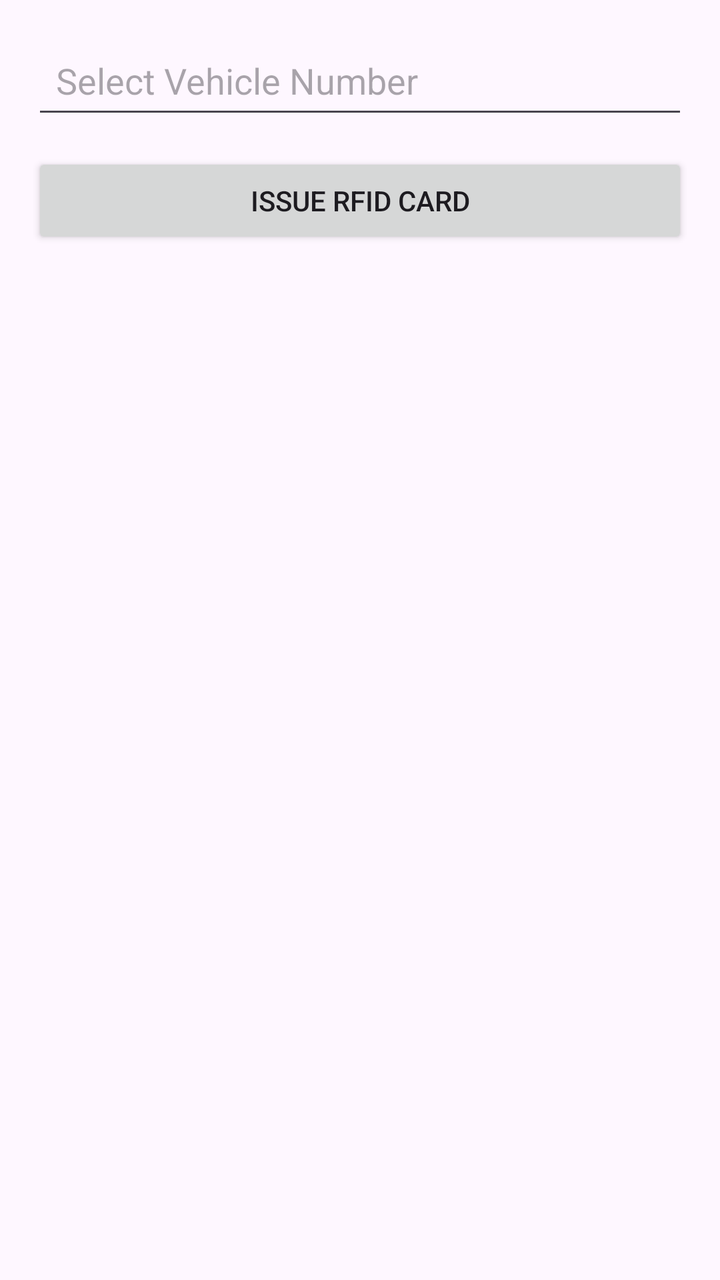
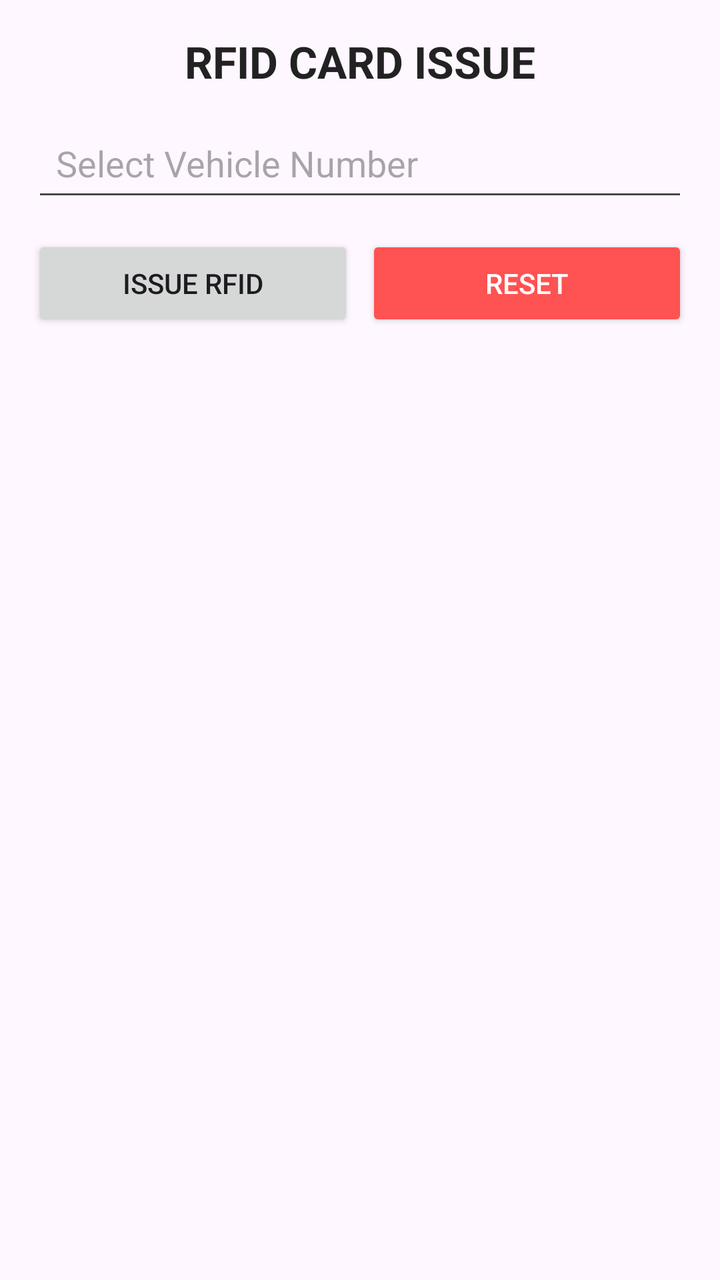

Two renders of the same Android screen: before a commit and after it. Below are the layout's source before the change and the commit's diff.
<!-- AndroidManifest.xml: application theme Theme.Rfid -->
<!-- res/layout/activity_issue_rfid.xml -->
<?xml version="1.0" encoding="utf-8"?>
<ScrollView xmlns:android="http://schemas.android.com/apk/res/android"
    android:layout_width="match_parent"
    android:layout_height="match_parent"
    android:padding="16dp">

    <LinearLayout
        android:layout_width="match_parent"
        android:layout_height="wrap_content"
        android:orientation="vertical">

        <AutoCompleteTextView
            android:id="@+id/etVehicleNo"
            android:layout_width="match_parent"
            android:layout_height="wrap_content"
            android:hint="Select Vehicle Number"
            android:padding="12dp"
          />

        <androidx.cardview.widget.CardView
            android:id="@+id/cardDetails"
            android:layout_width="match_parent"
            android:layout_height="wrap_content"
            android:layout_marginTop="12dp"
            android:visibility="gone"
            android:elevation="6dp">

            <LinearLayout
                android:layout_width="match_parent"
                android:layout_height="wrap_content"
                android:orientation="vertical"
                android:padding="12dp">

                <TextView android:id="@+id/tvOwner" android:layout_height="wrap_content" android:layout_width="wrap_content"/>
                <TextView android:id="@+id/tvVendor" android:layout_height="wrap_content" android:layout_width="wrap_content"/>
                <TextView android:id="@+id/tvType" android:layout_height="wrap_content" android:layout_width="wrap_content"/>
                <TextView android:id="@+id/tvRFID" android:layout_height="wrap_content" android:layout_width="wrap_content"/>
                <TextView android:id="@+id/tvTareweight" android:layout_height="wrap_content" android:layout_width="wrap_content"/>
            </LinearLayout>

        </androidx.cardview.widget.CardView>

        <Button
            android:id="@+id/btnIssue"
            android:layout_width="match_parent"
            android:layout_height="wrap_content"
            android:text="Issue RFID Card"
            android:layout_marginTop="12dp"/>

    </LinearLayout>
</ScrollView>
<!-- resources referenced by this layout -->
<resources>
  <style name="Theme.Rfid" parent="Base.Theme.Rfid" />
  <style name="Base.Theme.Rfid" parent="Theme.Material3.DayNight.NoActionBar">
          
          
      </style>
</resources>

<!-- the commit's change to res/layout/activity_issue_rfid.xml (unified diff, before → after) -->
@@ -9,6 +9,17 @@
         android:layout_height="wrap_content"
         android:orientation="vertical">
 
+        <TextView
+            android:layout_width="wrap_content"
+            android:layout_height="wrap_content"
+            android:layout_gravity="center_horizontal"
+            android:layout_marginBottom="12dp"
+            android:foregroundGravity="center"
+            android:gravity="center_horizontal"
+            android:text="RFID CARD ISSUE"
+            android:textColor="#222"
+            android:textSize="22sp"
+            android:textStyle="bold" />
         <AutoCompleteTextView
             android:id="@+id/etVehicleNo"
             android:layout_width="match_parent"
@@ -40,12 +51,39 @@
 
         </androidx.cardview.widget.CardView>
 
-        <Button
-            android:id="@+id/btnIssue"
+        <LinearLayout
             android:layout_width="match_parent"
             android:layout_height="wrap_content"
-            android:text="Issue RFID Card"
-            android:layout_marginTop="12dp"/>
+            android:layout_marginTop="12dp"
+            android:orientation="horizontal">
+
+            
+            <Button
+                android:id="@+id/btnIssue"
+                android:layout_width="0dp"
+                android:layout_height="wrap_content"
+                android:layout_weight="1"
+                android:text="Issue RFID"
+                android:layout_marginEnd="6dp"/>
+
+            
+            <Button
+                android:id="@+id/btnReset"
+                android:layout_width="0dp"
+                android:layout_height="wrap_content"
+                android:layout_weight="1"
+                android:text="Reset"
+                android:backgroundTint="#FF5252"
+                android:textColor="#FFF"/>
+        </LinearLayout>
+
+
+        <TextView
+            android:id="@+id/tvTaprfid"
+            android:layout_width="match_parent"
+            android:layout_height="wrap_content"
+            android:textSize="18sp"
+            android:textStyle="bold" />
 
     </LinearLayout>
 </ScrollView>
